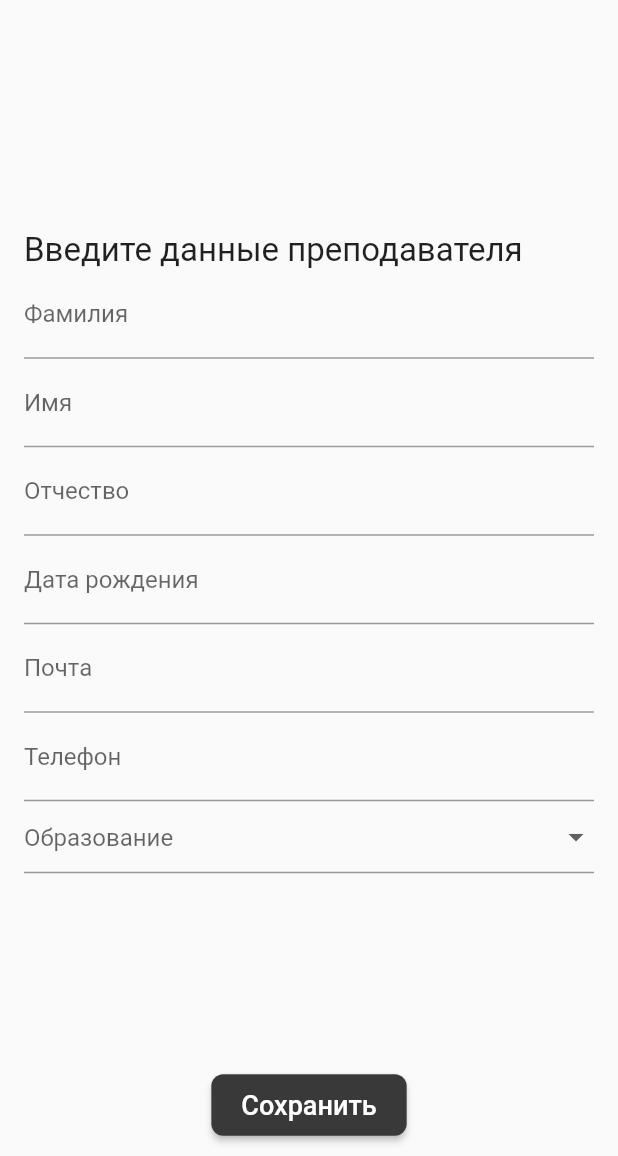
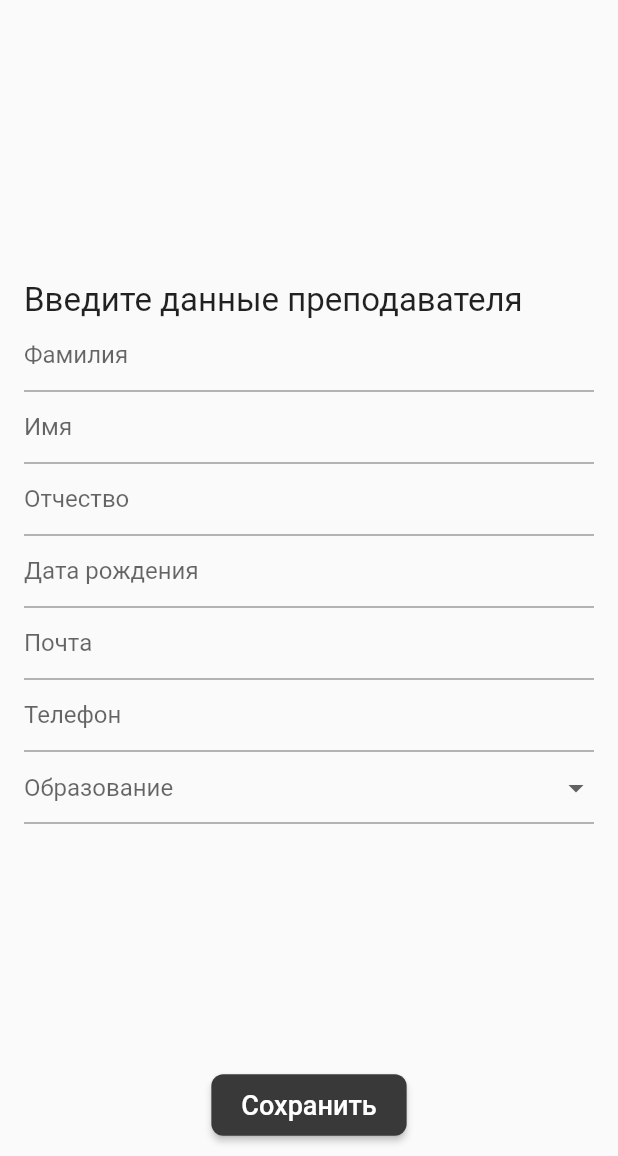
Before and after one commit to RealityFamily/repiton_flutter_app, a Flutter app: the AddingTeacherAccountScreen screen opened directly, on a phone screen of 412 x 824 dp, the part 80-1236 px from its top. Run offline on Flutter 3.47's test engine with Material 2 defaults, Android fonts, the phone set to English and light mode, and no system bars; our stand-ins replace dio, file_picker, flutter_markdown, flutter_riverpod, flutter_secure_storage, get_it and 3 more; missing offline and left inert: flutter_emoji, jitsi_meet, rocket_chat_connector_flutter; accounts and stored records are empty; generated files the repository leaves out were written again.

Commit message:
Add space for input fields

```diff
--- a/lib/screens/adding_teacher_account_screen.dart
+++ b/lib/screens/adding_teacher_account_screen.dart
@@ -38,7 +38,7 @@ class _AddingTeacherAccountScreenState extends State<AddingTeacherAccountScreen>
               child: Column(
                 children: [
                   TextFormField(
-                    decoration: const InputDecoration(labelText: "Фамилия"),
+                    decoration: const InputDecoration(labelText: "Фамилия", contentPadding: EdgeInsets.symmetric(vertical: 5)),
                     keyboardType: TextInputType.name,
                     validator: (value) {
                       if (value == null || value.isEmpty) {
@@ -49,7 +49,7 @@ class _AddingTeacherAccountScreenState extends State<AddingTeacherAccountScreen>
                     onSaved: (newValue) => teacher.lastName = newValue!,
                   ),
                   TextFormField(
-                    decoration: const InputDecoration(labelText: "Имя"),
+                    decoration: const InputDecoration(labelText: "Имя", contentPadding: EdgeInsets.symmetric(vertical: 5)),
                     keyboardType: TextInputType.name,
                     validator: (value) {
                       if (value == null || value.isEmpty) {
@@ -60,7 +60,7 @@ class _AddingTeacherAccountScreenState extends State<AddingTeacherAccountScreen>
                     onSaved: (newValue) => teacher.name = newValue!,
                   ),
                   TextFormField(
-                    decoration: const InputDecoration(labelText: "Отчество"),
+                    decoration: const InputDecoration(labelText: "Отчество", contentPadding: EdgeInsets.symmetric(vertical: 5)),
                     keyboardType: TextInputType.name,
                     validator: (value) {
                       if (value == null || value.isEmpty) {
@@ -71,7 +71,7 @@ class _AddingTeacherAccountScreenState extends State<AddingTeacherAccountScreen>
                     onSaved: (newValue) => teacher.fatherName = newValue!,
                   ),
                   TextFormField(
-                    decoration: const InputDecoration(labelText: "Дата рождения"),
+                    decoration: const InputDecoration(labelText: "Дата рождения", contentPadding: EdgeInsets.symmetric(vertical: 5)),
                     controller: _dateController,
                     keyboardType: TextInputType.datetime,
                     readOnly: true,
@@ -103,7 +103,7 @@ class _AddingTeacherAccountScreenState extends State<AddingTeacherAccountScreen>
                     onSaved: (newValue) => teacher.birthDay = pickedDate!,
                   ),
                   TextFormField(
-                    decoration: const InputDecoration(labelText: "Почта"),
+                    decoration: const InputDecoration(labelText: "Почта", contentPadding: EdgeInsets.symmetric(vertical: 5)),
                     keyboardType: TextInputType.emailAddress,
                     validator: (value) {
                       if (value == null || value.isEmpty || !value.contains("@")) {
@@ -114,7 +114,7 @@ class _AddingTeacherAccountScreenState extends State<AddingTeacherAccountScreen>
                     onSaved: (newValue) => teacher.email = newValue!,
                   ),
                   TextFormField(
-                    decoration: const InputDecoration(labelText: "Телефон"),
+                    decoration: const InputDecoration(labelText: "Телефон", contentPadding: EdgeInsets.symmetric(vertical: 5)),
                     keyboardType: TextInputType.phone,
                     validator: (value) {
                       if (value == null || value.isEmpty) {
```
Also changed, not shown: lib/screens/auth_screen.dart (+8 -28 lines), lib/widgets/add_student_info.dart (+14 -47 lines), lib/widgets/add_student_parent_info.dart (+4 -4 lines).
